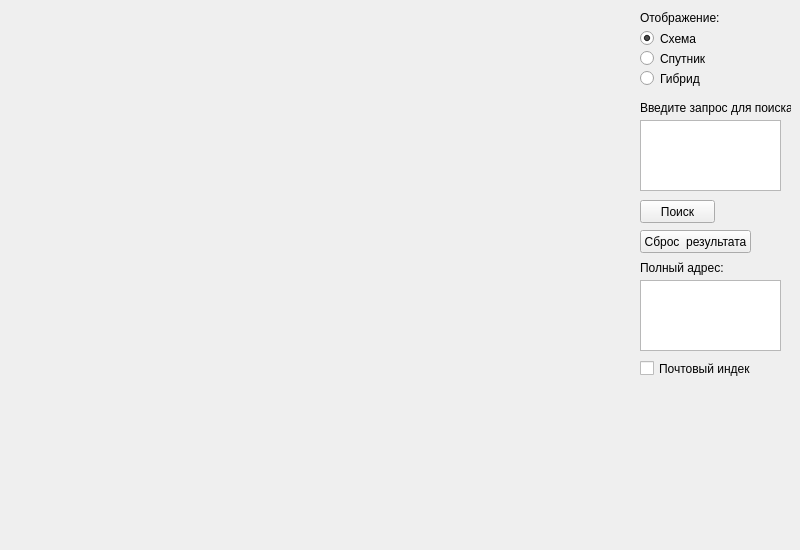
This is UI/MainWindow.ui in fivan999/MapsApiApp as Qt 5 draws it before an edit. The edited form follows.
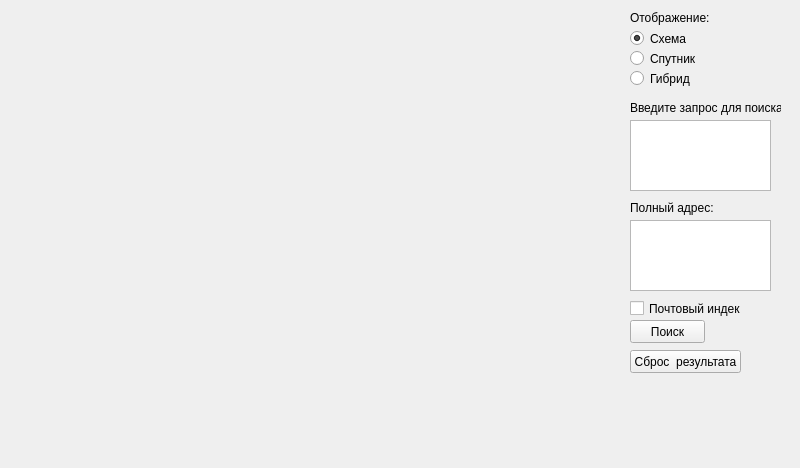
This is the edited form.

Diff of the .ui file:
```diff
--- a/UI/MainWindow.ui
+++ b/UI/MainWindow.ui
@@ -2,14 +2,29 @@
 <ui version="4.0">
  <class>MainWindow</class>
  <widget class="QMainWindow" name="MainWindow">
+  <property name="enabled">
+   <bool>true</bool>
+  </property>
   <property name="geometry">
    <rect>
     <x>0</x>
     <y>0</y>
     <width>800</width>
-    <height>550</height>
+    <height>468</height>
    </rect>
   </property>
+  <property name="minimumSize">
+   <size>
+    <width>800</width>
+    <height>468</height>
+   </size>
+  </property>
+  <property name="maximumSize">
+   <size>
+    <width>800</width>
+    <height>468</height>
+   </size>
+  </property>
   <property name="windowTitle">
    <string>MainWindow</string>
   </property>
@@ -30,7 +45,7 @@
    <widget class="QLabel" name="label">
     <property name="geometry">
      <rect>
-      <x>640</x>
+      <x>630</x>
       <y>10</y>
       <width>151</width>
       <height>16</height>
@@ -43,7 +58,7 @@
    <widget class="QRadioButton" name="radioButton">
     <property name="geometry">
      <rect>
-      <x>640</x>
+      <x>630</x>
       <y>30</y>
       <width>82</width>
       <height>17</height>
@@ -62,7 +77,7 @@
    <widget class="QRadioButton" name="radioButton_2">
     <property name="geometry">
      <rect>
-      <x>640</x>
+      <x>630</x>
       <y>50</y>
       <width>82</width>
       <height>17</height>
@@ -78,7 +93,7 @@
    <widget class="QRadioButton" name="radioButton_3">
     <property name="geometry">
      <rect>
-      <x>640</x>
+      <x>630</x>
       <y>70</y>
       <width>82</width>
       <height>17</height>
@@ -94,7 +109,7 @@
    <widget class="QLabel" name="label_2">
     <property name="geometry">
      <rect>
-      <x>640</x>
+      <x>630</x>
       <y>100</y>
       <width>151</width>
       <height>16</height>
@@ -107,7 +122,7 @@
    <widget class="QPlainTextEdit" name="search_place_input">
     <property name="geometry">
      <rect>
-      <x>640</x>
+      <x>630</x>
       <y>120</y>
       <width>141</width>
       <height>71</height>
@@ -117,8 +132,8 @@
    <widget class="QPushButton" name="search_place_button">
     <property name="geometry">
      <rect>
-      <x>640</x>
-      <y>200</y>
+      <x>630</x>
+      <y>320</y>
       <width>75</width>
       <height>23</height>
      </rect>
@@ -130,8 +145,8 @@
    <widget class="QPushButton" name="reset_search_button">
     <property name="geometry">
      <rect>
-      <x>640</x>
-      <y>230</y>
+      <x>630</x>
+      <y>350</y>
       <width>111</width>
       <height>23</height>
      </rect>
@@ -143,8 +158,8 @@
    <widget class="QPlainTextEdit" name="search_address_edit">
     <property name="geometry">
      <rect>
-      <x>640</x>
-      <y>280</y>
+      <x>630</x>
+      <y>220</y>
       <width>141</width>
       <height>71</height>
      </rect>
@@ -153,8 +168,8 @@
    <widget class="QLabel" name="label_3">
     <property name="geometry">
      <rect>
-      <x>640</x>
-      <y>260</y>
+      <x>630</x>
+      <y>200</y>
       <width>91</width>
       <height>16</height>
      </rect>
@@ -166,8 +181,8 @@
    <widget class="QCheckBox" name="postal_code_checkbox">
     <property name="geometry">
      <rect>
-      <x>640</x>
-      <y>360</y>
+      <x>630</x>
+      <y>300</y>
       <width>111</width>
       <height>17</height>
      </rect>
```
